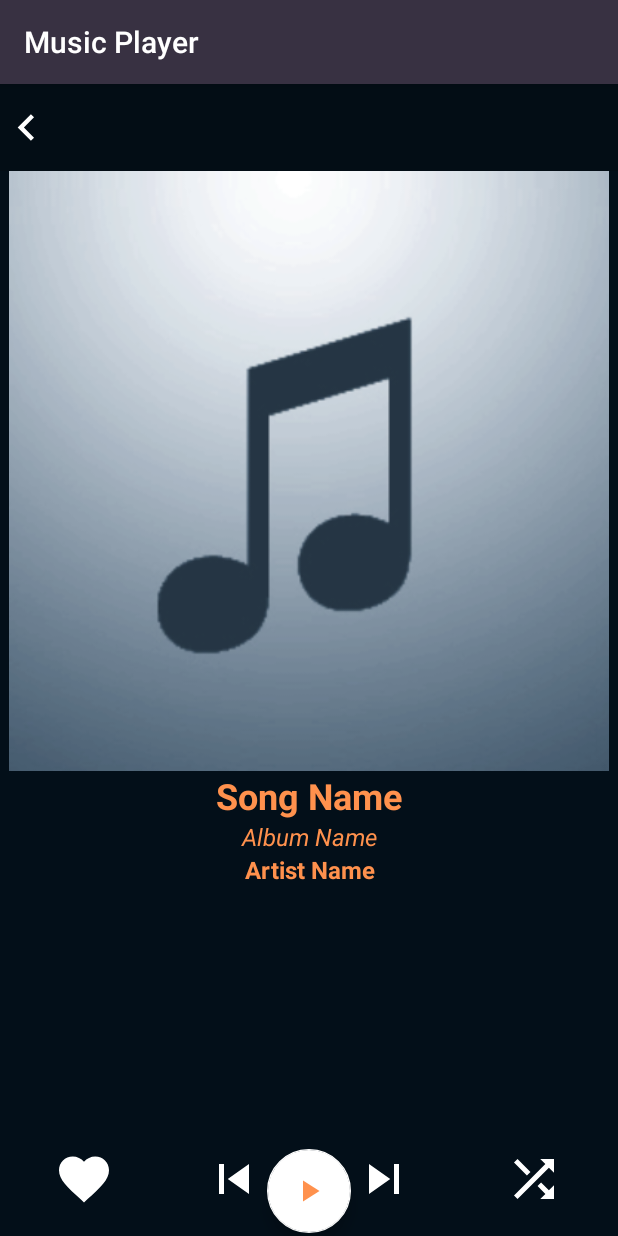
After one commit to jmaham23/AndroidLocalAudioPlayer, an Android app: the MusicPlayerActivity screen opened directly, with no data from a screen before it, on a phone screen of 412 x 824 dp. The commit adds this screen. Run offline under Robolectric (Android 15) with nearby library versions, the phone set to English and light mode, and no system bars.

Commit message:
Playing Activity Layout

```diff
--- a/app/build.gradle
+++ b/app/build.gradle
@@ -20,4 +20,5 @@ dependencies {
     implementation 'com.google.android.material:material:1.1.0'
     implementation 'androidx.legacy:legacy-support-v4:1.0.0'
     implementation 'com.github.bumptech.glide:glide:4.11.0'
+    implementation 'androidx.constraintlayout:constraintlayout:1.1.3'
 }
--- a/app/src/main/AndroidManifest.xml
+++ b/app/src/main/AndroidManifest.xml
@@ -3,29 +3,31 @@
     xmlns:tools="http://schemas.android.com/tools"
     package="com.example.musicplayer">
 
-    <uses-permission android:name="android.permission.READ_EXTERNAL_STORAGE"/>
+    <uses-permission android:name="android.permission.READ_EXTERNAL_STORAGE" />
 
     <application
         android:allowBackup="true"
         android:icon="@mipmap/ic_launcher"
         android:label="@string/app_name"
+        android:logo="@drawable/icon_audio"
         android:roundIcon="@mipmap/ic_launcher_round"
         android:supportsRtl="true"
-        android:logo="@drawable/icon_audio"
         android:theme="@style/AppTheme">
+        <activity android:name=".MusicPlayerActivity"></activity>
         <activity
             android:name=".SplashScreen"
+            android:screenOrientation="portrait"
             android:theme="@style/SplashScreen"
-            android:screenOrientation="portrait"
             tools:ignore="LockedOrientationActivity">
             <intent-filter>
-                <action android:name="android.intent.action.MAIN"/>
+                <action android:name="android.intent.action.MAIN" />
 
                 <category android:name="android.intent.category.LAUNCHER" />
             </intent-filter>
         </activity>
-        <activity android:name=".MainActivity"
-            android:theme="@style/AppTheme"></activity>
+        <activity
+            android:name=".MainActivity"
+            android:theme="@style/AppTheme" />
     </application>
 
 </manifest>
--- a/app/src/main/java/com/example/musicplayer/MusicAdapter.java
+++ b/app/src/main/java/com/example/musicplayer/MusicAdapter.java
@@ -125,14 +125,7 @@ public class MusicAdapter extends BaseAdapter {
             }
         });
 
-        /*
-        myViewHolder.pauseIcon.setOnClickListener(new View.OnClickListener() {
-            @Override
-            public void onClick(View v){
-                mp.pause();
-            }
-        });
-        */
+
         return convertView;
     }
 
--- /dev/null
+++ b/app/src/main/java/com/example/musicplayer/MusicPlayerActivity.java
@@ -0,0 +1,14 @@
+package com.example.musicplayer;
+
+import androidx.appcompat.app.AppCompatActivity;
+
+import android.os.Bundle;
+
+public class MusicPlayerActivity extends AppCompatActivity {
+
+    @Override
+    protected void onCreate(Bundle savedInstanceState) {
+        super.onCreate(savedInstanceState);
+        setContentView(R.layout.activity_music_player);
+    }
+}
--- /dev/null
+++ b/app/src/main/res/drawable/favorite_off.xml
@@ -0,0 +1,9 @@
+<vector xmlns:android="http://schemas.android.com/apk/res/android"
+        android:width="24dp"
+        android:height="24dp"
+        android:viewportWidth="24.0"
+        android:viewportHeight="24.0">
+    <path
+        android:fillColor="#FFFFFF"
+        android:pathData="M12,21.35l-1.45,-1.32C5.4,15.36 2,12.28 2,8.5 2,5.42 4.42,3 7.5,3c1.74,0 3.41,0.81 4.5,2.09C13.09,3.81 14.76,3 16.5,3 19.58,3 22,5.42 22,8.5c0,3.78 -3.4,6.86 -8.55,11.54L12,21.35z"/>
+</vector>
--- /dev/null
+++ b/app/src/main/res/drawable/favorite_on.xml
@@ -0,0 +1,9 @@
+<vector xmlns:android="http://schemas.android.com/apk/res/android"
+        android:width="24dp"
+        android:height="24dp"
+        android:viewportWidth="24.0"
+        android:viewportHeight="24.0">
+    <path
+        android:fillColor="@color/orange"
+        android:pathData="M12,21.35l-1.45,-1.32C5.4,15.36 2,12.28 2,8.5 2,5.42 4.42,3 7.5,3c1.74,0 3.41,0.81 4.5,2.09C13.09,3.81 14.76,3 16.5,3 19.58,3 22,5.42 22,8.5c0,3.78 -3.4,6.86 -8.55,11.54L12,21.35z"/>
+</vector>
--- /dev/null
+++ b/app/src/main/res/drawable/ic_chevron_left.xml
@@ -0,0 +1,9 @@
+<vector xmlns:android="http://schemas.android.com/apk/res/android"
+        android:width="24dp"
+        android:height="24dp"
+        android:viewportWidth="24.0"
+        android:viewportHeight="24.0">
+    <path
+        android:fillColor="#FFFFFF"
+        android:pathData="M15.41,7.41L14,6l-6,6 6,6 1.41,-1.41L10.83,12z"/>
+</vector>
--- /dev/null
+++ b/app/src/main/res/drawable/ic_pause.xml
@@ -0,0 +1,9 @@
+<vector xmlns:android="http://schemas.android.com/apk/res/android"
+        android:width="24dp"
+        android:height="24dp"
+        android:viewportWidth="24.0"
+        android:viewportHeight="24.0">
+    <path
+        android:fillColor="@color/orange"
+        android:pathData="M6,19h4L10,5L6,5v14zM14,5v14h4L18,5h-4z"/>
+</vector>
--- /dev/null
+++ b/app/src/main/res/drawable/ic_play.xml
@@ -0,0 +1,9 @@
+<vector xmlns:android="http://schemas.android.com/apk/res/android"
+        android:width="24dp"
+        android:height="24dp"
+        android:viewportWidth="24.0"
+        android:viewportHeight="24.0">
+    <path
+        android:fillColor="@color/orange"
+        android:pathData="M8,5v14l11,-7z"/>
+</vector>
--- /dev/null
+++ b/app/src/main/res/drawable/ic_shuffle_off.xml
@@ -0,0 +1,9 @@
+<vector xmlns:android="http://schemas.android.com/apk/res/android"
+        android:width="24dp"
+        android:height="24dp"
+        android:viewportWidth="24.0"
+        android:viewportHeight="24.0">
+    <path
+        android:fillColor="#FFFFFF"
+        android:pathData="M10.59,9.17L5.41,4 4,5.41l5.17,5.17 1.42,-1.41zM14.5,4l2.04,2.04L4,18.59 5.41,20 17.96,7.46 20,9.5L20,4h-5.5zM14.83,13.41l-1.41,1.41 3.13,3.13L14.5,20L20,20v-5.5l-2.04,2.04 -3.13,-3.13z"/>
+</vector>
--- /dev/null
+++ b/app/src/main/res/drawable/ic_shuffle_on.xml
@@ -0,0 +1,9 @@
+<vector xmlns:android="http://schemas.android.com/apk/res/android"
+        android:width="24dp"
+        android:height="24dp"
+        android:viewportWidth="24.0"
+        android:viewportHeight="24.0">
+    <path
+        android:fillColor="@color/orange"
+        android:pathData="M10.59,9.17L5.41,4 4,5.41l5.17,5.17 1.42,-1.41zM14.5,4l2.04,2.04L4,18.59 5.41,20 17.96,7.46 20,9.5L20,4h-5.5zM14.83,13.41l-1.41,1.41 3.13,3.13L14.5,20L20,20v-5.5l-2.04,2.04 -3.13,-3.13z"/>
+</vector>
--- /dev/null
+++ b/app/src/main/res/drawable/ic_skip_next.xml
@@ -0,0 +1,9 @@
+<vector xmlns:android="http://schemas.android.com/apk/res/android"
+        android:width="24dp"
+        android:height="24dp"
+        android:viewportWidth="24.0"
+        android:viewportHeight="24.0">
+    <path
+        android:fillColor="#FFFFFF"
+        android:pathData="M6,18l8.5,-6L6,6v12zM16,6v12h2V6h-2z"/>
+</vector>
--- /dev/null
+++ b/app/src/main/res/drawable/ic_skip_previous.xml
@@ -0,0 +1,9 @@
+<vector xmlns:android="http://schemas.android.com/apk/res/android"
+        android:width="24dp"
+        android:height="24dp"
+        android:viewportWidth="24.0"
+        android:viewportHeight="24.0">
+    <path
+        android:fillColor="#FFFFFF"
+        android:pathData="M6,6h2v12L6,18zM9.5,12l8.5,6L18,6z"/>
+</vector>
--- /dev/null
+++ b/app/src/main/res/drawable/player_background.xml
@@ -0,0 +1,4 @@
+<?xml version="1.0" encoding="utf-8"?>
+<shape xmlns:android="http://schemas.android.com/apk/res/android">
+    <solid android:color="#030F19"/>
+</shape>
--- /dev/null
+++ b/app/src/main/res/layout/activity_music_player.xml
@@ -0,0 +1,138 @@
+<?xml version="1.0" encoding="utf-8"?>
+<RelativeLayout xmlns:android="http://schemas.android.com/apk/res/android"
+    xmlns:app="http://schemas.android.com/apk/res-auto"
+    android:id="@+id/musicContainer"
+    android:orientation="vertical"
+    android:background="@drawable/player_background"
+    xmlns:tools="http://schemas.android.com/tools"
+    android:layout_width="match_parent"
+    android:divider="@drawable/list_divider" android:dividerHeight="1px"
+    android:layout_height="match_parent"
+    tools:context=".MusicPlayerActivity">
+
+    <RelativeLayout
+        android:layout_width="match_parent"
+        android:layout_height="58dp"
+        android:id="@+id/top_bar"
+        android:background="#030D15"
+        android:layout_alignParentTop="true">
+
+        <ImageView
+            android:src="@drawable/ic_chevron_left"
+            android:layout_width="35dp"
+            android:layout_height="35dp"
+            android:layout_alignParentStart="true"
+            android:layout_centerVertical="true"
+            android:id="@+id/back"/>
+
+
+
+    </RelativeLayout>
+    <RelativeLayout
+        android:layout_width="match_parent"
+        android:layout_height="400dp"
+        android:id="@+id/album_art_player"
+        android:layout_below="@id/top_bar">
+
+        <ImageView
+            android:id="@+id/album_cover"
+            android:layout_width="match_parent"
+            android:layout_height="match_parent"
+            android:src="@drawable/default_album_art"/>
+    </RelativeLayout>
+
+    <TextView
+        android:id="@+id/player_song_name"
+        android:layout_width="match_parent"
+        android:layout_height="wrap_content"
+        android:text="Song Name"
+        android:layout_below="@id/album_art_player"
+        android:gravity="center_horizontal"
+        android:textSize="24sp"
+        android:textStyle="bold"
+        android:textColor="@color/orange"
+        android:layout_marginStart="34dp"
+        android:layout_marginEnd="34dp"/>
+
+    <TextView
+        android:id="@+id/player_album_name"
+        android:layout_width="match_parent"
+        android:layout_height="wrap_content"
+        android:text="Album Name"
+        android:layout_below="@id/player_song_name"
+        android:gravity="center_horizontal"
+        android:textSize="16sp"
+        android:textStyle="italic"
+        android:textColor="@color/orange"
+        android:layout_marginStart="34dp"
+        android:layout_marginEnd="34dp"/>
+
+    <TextView
+        android:id="@+id/player_artist_name"
+        android:layout_width="match_parent"
+        android:layout_height="wrap_content"
+        android:text="Artist Name"
+        android:layout_below="@id/player_album_name"
+        android:gravity="center_horizontal"
+        android:textSize="16sp"
+        android:textStyle="bold"
+        android:textColor="@color/orange"
+        android:layout_marginStart="34dp"
+        android:layout_marginEnd="34dp"/>
+
+    <RelativeLayout
+        android:layout_width="match_parent"
+        android:layout_height="58dp"
+        android:layout_alignParentBottom="true"
+        android:id="@+id/bottom_bar"
+        android:layout_alignParentStart="true"
+        android:layout_alignParentEnd="true">
+
+        <ImageView
+            android:id="@+id/skip_prev"
+            android:layout_width="40dp"
+            android:layout_height="40dp"
+            android:layout_marginRight="100dp"
+            android:layout_alignParentEnd="true"
+            android:layout_alignParentStart="true"
+            android:src="@drawable/ic_skip_previous" />
+
+        <ImageView
+            android:id="@+id/skip_next"
+            android:layout_width="40dp"
+            android:layout_height="40dp"
+            android:layout_marginLeft="100dp"
+            android:layout_alignParentEnd="true"
+            android:layout_alignParentStart="true"
+            android:src="@drawable/ic_skip_next" />
+
+        <ImageView
+            android:id="@+id/off_shuffle"
+            android:layout_width="40dp"
+            android:layout_height="40dp"
+            android:layout_marginLeft="300dp"
+            android:layout_alignParentEnd="true"
+            android:layout_alignParentStart="true"
+            android:src="@drawable/ic_shuffle_off" />
+
+        <ImageView
+            android:id="@+id/off_favorite"
+            android:layout_width="40dp"
+            android:layout_height="40dp"
+            android:layout_marginRight="300dp"
+            android:layout_alignParentEnd="true"
+            android:layout_alignParentStart="true"
+            android:src="@drawable/favorite_off" />
+
+        <com.google.android.material.floatingactionbutton.FloatingActionButton
+            android:id="@+id/play_pause"
+            android:layout_width="wrap_content"
+            android:layout_height="wrap_content"
+            android:layout_centerHorizontal="true"
+            android:src="@drawable/ic_play" />
+
+
+    </RelativeLayout>
+
+
+</RelativeLayout>
```
